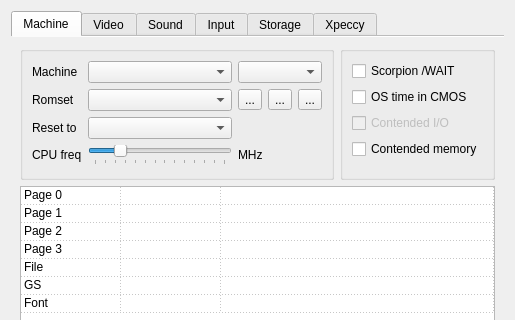
Qt form ui/setupwin.ui (samstyle/Xpeccy) before a commit; both pictures show x 0 to 515 and y 0 to 320 of the 515 by 462 pixel window.
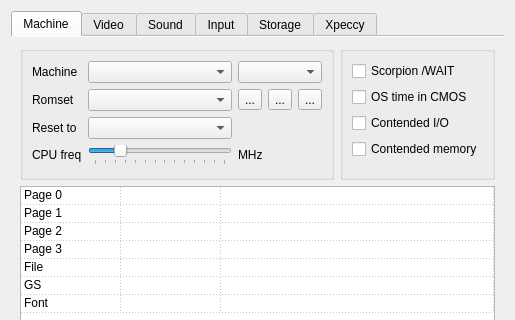
The same form after that commit. Icons and pictures are not drawn.

Patch:
```diff
--- a/ui/setupwin.ui
+++ b/ui/setupwin.ui
@@ -229,9 +229,6 @@
               </item>
               <item>
                <widget class="QCheckBox" name="contIO">
-                <property name="enabled">
-                 <bool>false</bool>
-                </property>
                 <property name="text">
                  <string>Contended I/O</string>
                 </property>
```
